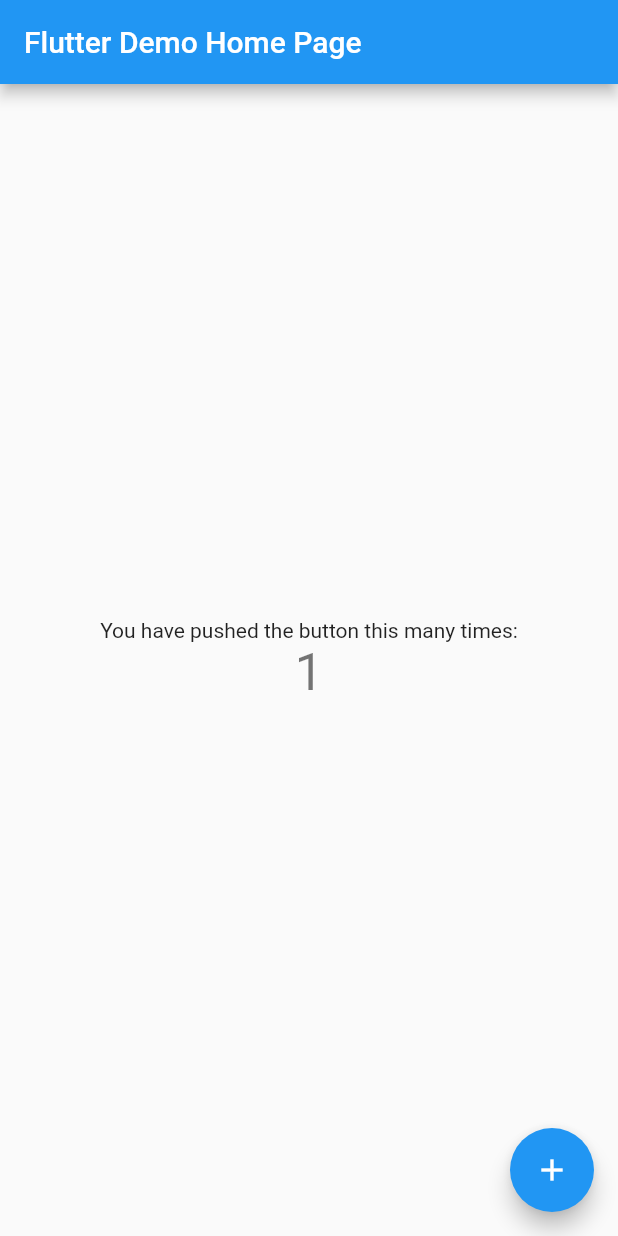
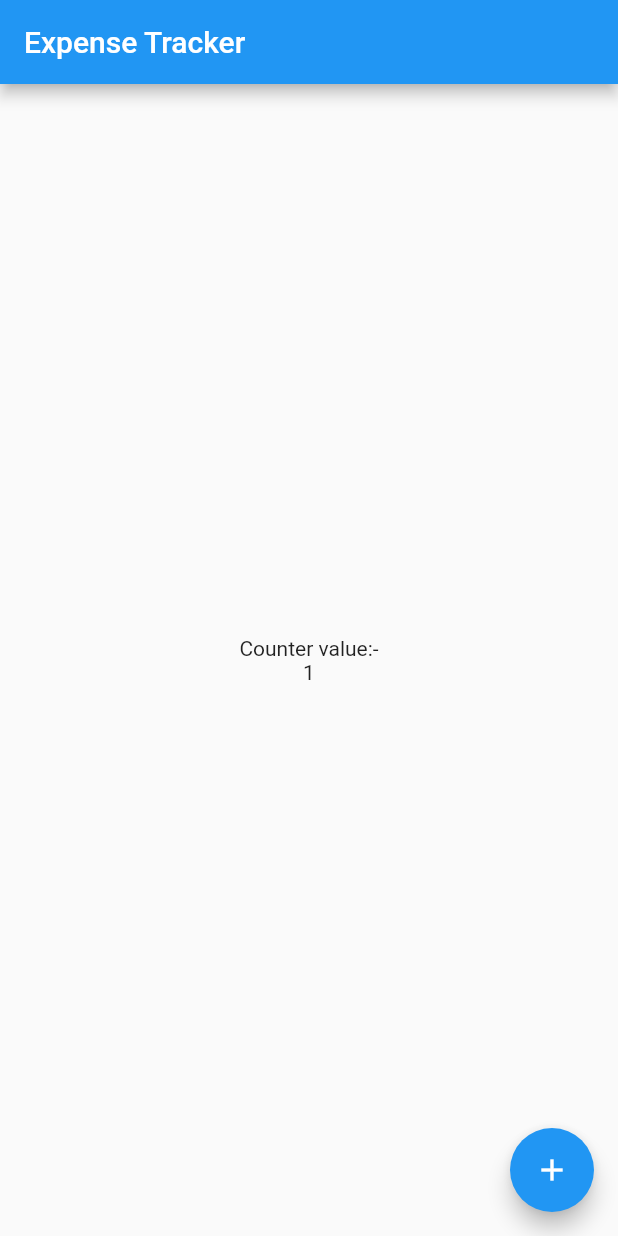
Before and after one commit to evansmwenda/ExpenseTracker, a Flutter app: the screen it shows after launch, after a tap on the "add" icon, on a phone screen of 412 x 824 dp. Run offline on Flutter 3.47's test engine with Material 2 defaults, Android fonts, the phone set to English and light mode, and no system bars; our stand-ins replace get.

Commit message:
counter logic redone with getx

```diff
--- /dev/null
+++ b/lib/config/controller_binding.dart
@@ -0,0 +1,10 @@
+import 'package:get/get.dart';
+
+import '../ui/counter/counter_controller.dart';
+
+class ControllerBinding implements Bindings {
+  @override
+  void dependencies() {
+    Get.lazyPut<CounterController>(() => CounterController());
+  }
+}
--- a/lib/main.dart
+++ b/lib/main.dart
@@ -1,4 +1,8 @@
 import 'package:flutter/material.dart';
+import 'package:get/get.dart';
+
+import 'config/controller_binding.dart';
+import 'ui/counter/counter_view.dart';
 
 void main() {
   runApp(const MyApp());
@@ -10,106 +14,12 @@ class MyApp extends StatelessWidget {
   // This widget is the root of your application.
   @override
   Widget build(BuildContext context) {
-    return MaterialApp(
-      title: 'Flutter Demo',
-      theme: ThemeData(
-        // This is the theme of your application.
-        //
-        // Try running your application with "flutter run". You'll see the
-        // application has a blue toolbar. Then, without quitting the app, try
-        // changing the primarySwatch below to Colors.green and then invoke
-        // "hot reload" (press "r" in the console where you ran "flutter run",
-        // or simply save your changes to "hot reload" in a Flutter IDE).
-        // Notice that the counter didn't reset back to zero; the application
-        // is not restarted.
-        primarySwatch: Colors.blue,
-      ),
-      home: const MyHomePage(title: 'Flutter Demo Home Page'),
+    return GetMaterialApp(
+      initialBinding: ControllerBinding(),
+      debugShowCheckedModeBanner: false,
+      enableLog: true,
+      smartManagement: SmartManagement.keepFactory,
+      home: CounterPage(),
     );
   }
 }
-
-class MyHomePage extends StatefulWidget {
-  const MyHomePage({Key? key, required this.title}) : super(key: key);
-
-  // This widget is the home page of your application. It is stateful, meaning
-  // that it has a State object (defined below) that contains fields that affect
-  // how it looks.
-
-  // This class is the configuration for the state. It holds the values (in this
-  // case the title) provided by the parent (in this case the App widget) and
-  // used by the build method of the State. Fields in a Widget subclass are
-  // always marked "final".
-
-  final String title;
-
-  @override
-  State<MyHomePage> createState() => _MyHomePageState();
-}
-
-class _MyHomePageState extends State<MyHomePage> {
-  int _counter = 0;
-
-  void _incrementCounter() {
-    setState(() {
-      // This call to setState tells the Flutter framework that something has
-      // changed in this State, which causes it to rerun the build method below
-      // so that the display can reflect the updated values. If we changed
-      // _counter without calling setState(), then the build method would not be
-      // called again, and so nothing would appear to happen.
-      _counter++;
-    });
-  }
-
-  @override
-  Widget build(BuildContext context) {
-    // This method is rerun every time setState is called, for instance as done
-    // by the _incrementCounter method above.
-    //
-    // The Flutter framework has been optimized to make rerunning build methods
-    // fast, so that you can just rebuild anything that needs updating rather
-    // than having to individually change instances of widgets.
-    return Scaffold(
-      appBar: AppBar(
-        // Here we take the value from the MyHomePage object that was created by
-        // the App.build method, and use it to set our appbar title.
-        title: Text(widget.title),
-      ),
-      body: Center(
-        // Center is a layout widget. It takes a single child and positions it
-        // in the middle of the parent.
-        child: Column(
-          // Column is also a layout widget. It takes a list of children and
-          // arranges them vertically. By default, it sizes itself to fit its
-          // children horizontally, and tries to be as tall as its parent.
-          //
-          // Invoke "debug painting" (press "p" in the console, choose the
-          // "Toggle Debug Paint" action from the Flutter Inspector in Android
-          // Studio, or the "Toggle Debug Paint" command in Visual Studio Code)
-          // to see the wireframe for each widget.
-          //
-          // Column has various properties to control how it sizes itself and
-          // how it positions its children. Here we use mainAxisAlignment to
-          // center the children vertically; the main axis here is the vertical
-          // axis because Columns are vertical (the cross axis would be
-          // horizontal).
-          mainAxisAlignment: MainAxisAlignment.center,
-          children: <Widget>[
-            const Text(
-              'You have pushed the button this many times:',
-            ),
-            Text(
-              '$_counter',
-              style: Theme.of(context).textTheme.headline4,
-            ),
-          ],
-        ),
-      ),
-      floatingActionButton: FloatingActionButton(
-        onPressed: _incrementCounter,
-        tooltip: 'Increment',
-        child: const Icon(Icons.add),
-      ), // This trailing comma makes auto-formatting nicer for build methods.
-    );
-  }
-}
--- /dev/null
+++ b/lib/ui/counter/counter_controller.dart
@@ -0,0 +1,14 @@
+import 'package:get/get.dart';
+
+class CounterController extends GetxController{
+  final _count = 0.obs;
+  int get count => _count.value;
+
+  updateCount(){
+    _count.value ++;
+  }
+
+
+
+
+}
--- /dev/null
+++ b/lib/ui/counter/counter_view.dart
@@ -0,0 +1,34 @@
+import 'package:expense_tracker/ui/counter/counter_controller.dart';
+import 'package:flutter/material.dart';
+import 'package:get/get.dart';
+
+class CounterPage extends StatelessWidget {
+  const CounterPage({Key? key}) : super(key: key);
+
+  @override
+  Widget build(BuildContext context) {
+    final CounterController c = Get.find();
+    return Scaffold(
+      appBar: AppBar(
+        title: const Text('Expense Tracker',),
+      ),
+      body: Center(
+        child: Column(
+          mainAxisAlignment: MainAxisAlignment.center,
+          children: [
+            const Text("Counter value:-"),
+            Obx(() => Text(c.count.toString())),
+          ],
+        ),
+      ),
+      floatingActionButton: FloatingActionButton(
+        onPressed: (){
+          c.updateCount();
+        },
+        child: const Center(
+          child: Icon(Icons.add),
+        ),
+      ),
+    );
+  }
+}
```
Also changed, not shown: pubspec.lock.
